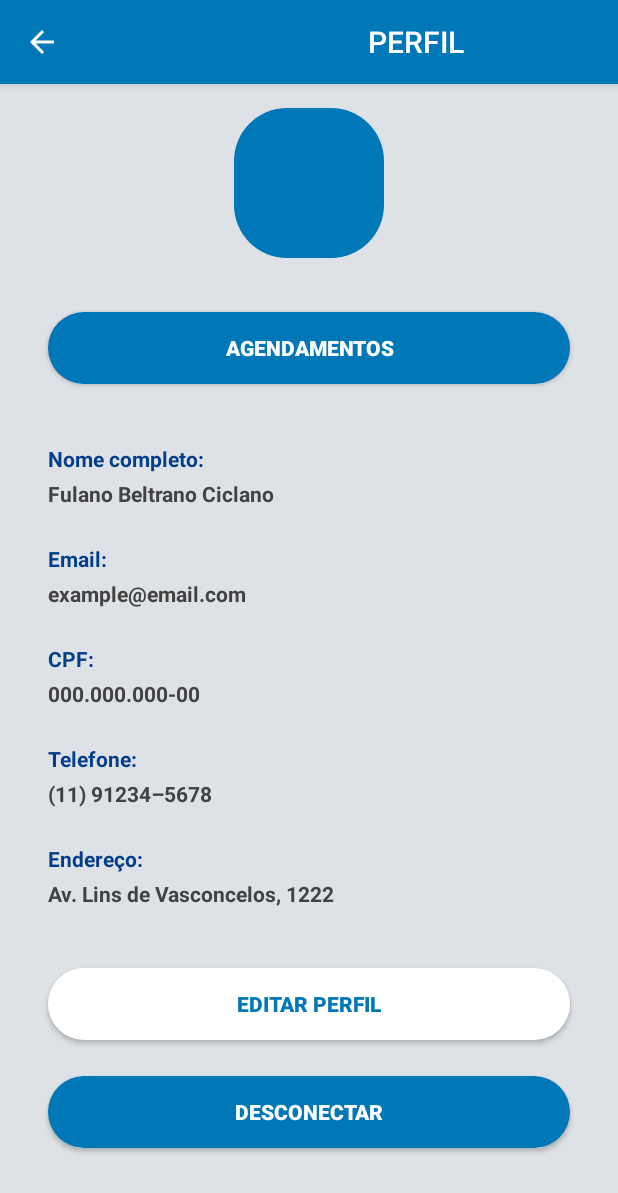
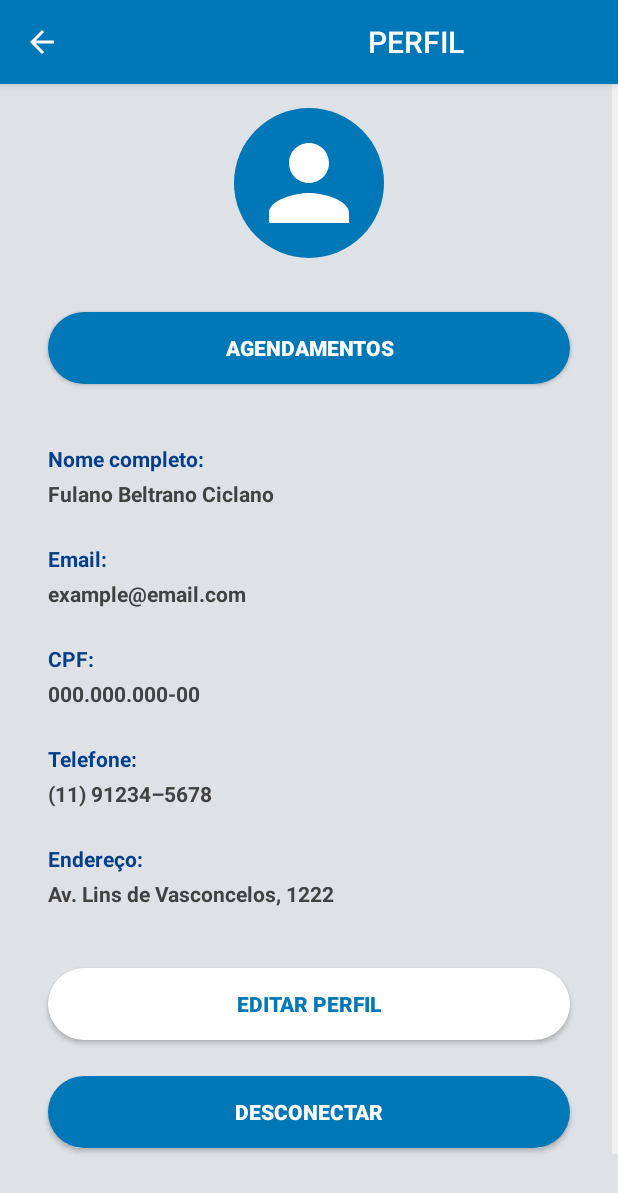
Before and after one commit to antfy/antfyV2, an Android app: the PerfilActivity screen opened directly, with no data from a screen before it, on a phone screen of 412 x 824 dp. Shown: the top 1193 px of the screen. Run offline under Robolectric (Android 15) with nearby library versions, the phone set to English and light mode, and no system bars.

Commit message:
Layout App

```diff
--- a/app/src/main/AndroidManifest.xml
+++ b/app/src/main/AndroidManifest.xml
@@ -62,7 +62,7 @@
             android:theme="@style/antfyABTitle" />
         <activity
             android:name=".MainActivity"
-            android:screenOrientation="fullSensor">
+            android:screenOrientation="portrait">
             <intent-filter>
                 <action android:name="android.intent.action.MAIN" />
 
--- /dev/null
+++ b/app/src/main/res/drawable/ic_circle.xml
@@ -0,0 +1,10 @@
+<?xml version="1.0" encoding="utf-8"?>
+<shape xmlns:android="http://schemas.android.com/apk/res/android"
+    android:shape="oval">
+    <solid android:color="@color/antfy_primary" />
+    <padding android:left="10dp"
+        android:top="10dp"
+        android:right="10dp"
+        android:bottom="10dp" />
+    <corners android:radius="100dp" />
+</shape>
--- a/app/src/main/res/layout/activity_home.xml
+++ b/app/src/main/res/layout/activity_home.xml
@@ -12,7 +12,7 @@
         android:layout_width="0dp"
         android:layout_height="wrap_content"
         android:layout_marginStart="32dp"
-        android:layout_marginTop="24dp"
+        android:layout_marginTop="20dp"
         android:layout_marginEnd="32dp"
         android:text="@string/med_sentindo"
         android:textAlignment="center"
@@ -29,7 +29,7 @@
         android:layout_width="0dp"
         android:layout_height="wrap_content"
         android:layout_marginStart="32dp"
-        android:layout_marginTop="8dp"
+        android:layout_marginTop="12dp"
         android:layout_marginEnd="8dp"
         android:background="@drawable/ic_rounded_button_blue"
         android:drawableStart="@drawable/ic_baseline_bluetooth_24"
@@ -44,7 +44,7 @@
         android:layout_width="0dp"
         android:layout_height="wrap_content"
         android:layout_marginStart="8dp"
-        android:layout_marginTop="8dp"
+        android:layout_marginTop="12dp"
         android:layout_marginEnd="32dp"
         android:background="@drawable/ic_rounded_button_blue"
         android:text="@string/btn_mede"
--- a/app/src/main/res/layout/activity_perfil.xml
+++ b/app/src/main/res/layout/activity_perfil.xml
@@ -27,13 +27,11 @@
                 android:layout_marginStart="32dp"
                 android:layout_marginTop="24dp"
                 android:layout_marginEnd="32dp"
-                android:layout_marginBottom="32dp"
                 android:background="@drawable/ic_rounded_button_blue"
                 android:text="@string/btn_disconect"
                 android:textColor="@color/white"
                 android:textStyle="bold"
                 app:cornerRadius="35dp"
-                app:layout_constraintBottom_toBottomOf="parent"
                 app:layout_constraintEnd_toEndOf="parent"
                 app:layout_constraintHorizontal_bias="0.0"
                 app:layout_constraintStart_toStartOf="parent"
@@ -140,10 +138,11 @@
                 android:layout_width="100dp"
                 android:layout_height="100dp"
                 android:layout_marginTop="16dp"
+                android:background="@drawable/ic_circle"
                 app:layout_constraintEnd_toEndOf="parent"
                 app:layout_constraintStart_toStartOf="parent"
                 app:layout_constraintTop_toTopOf="parent"
-                app:srcCompat="@drawable/ic_rounded_button_blue" />
+                app:srcCompat="@drawable/ic_baseline_person_24" />
 
             <TextView
                 android:id="@+id/textView9"
@@ -235,6 +234,19 @@
                 app:layout_constraintEnd_toEndOf="parent"
                 app:layout_constraintStart_toStartOf="parent"
                 app:layout_constraintTop_toBottomOf="@+id/nome2" />
+
+            <ImageView
+                android:id="@+id/imageView7"
+                android:layout_width="117dp"
+                android:layout_height="77dp"
+                android:layout_marginTop="32dp"
+                android:layout_marginBottom="8dp"
+                app:layout_constraintBottom_toBottomOf="parent"
+                app:layout_constraintEnd_toEndOf="parent"
+                app:layout_constraintHorizontal_bias="0.498"
+                app:layout_constraintStart_toStartOf="parent"
+                app:layout_constraintTop_toBottomOf="@+id/btDesconectar"
+                app:srcCompat="@drawable/light_6" />
         </androidx.constraintlayout.widget.ConstraintLayout>
     </ScrollView>
 </androidx.constraintlayout.widget.ConstraintLayout>
--- a/app/src/main/res/values/strings.xml
+++ b/app/src/main/res/values/strings.xml
@@ -1,6 +1,6 @@
 <resources>
     <!-- Título do app -->
-    <string name="app_name">ANTFY</string>
+    <string name="app_name">quick doctor</string>
 
     <!-- Telas Iniciais -->
     <string name="btn_cadastre">CADASTRE-SE</string>
```
Also changed, not shown: app/src/main/res/layout/activity_main.xml (+13 -2 lines), 29 other files.
